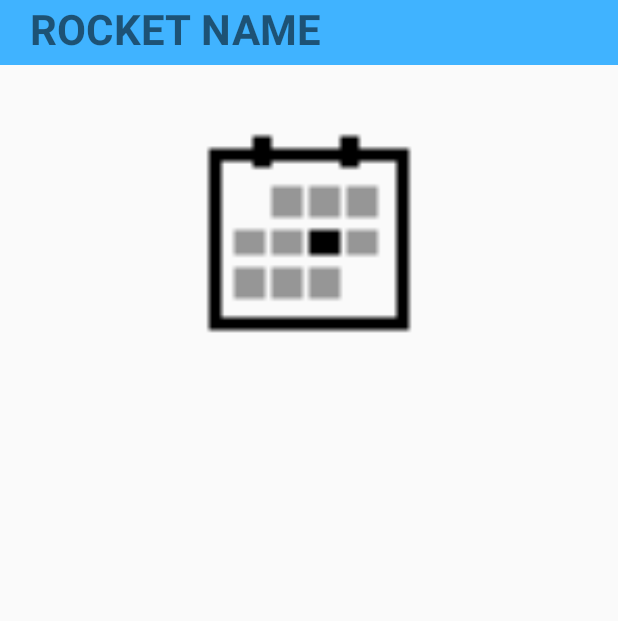
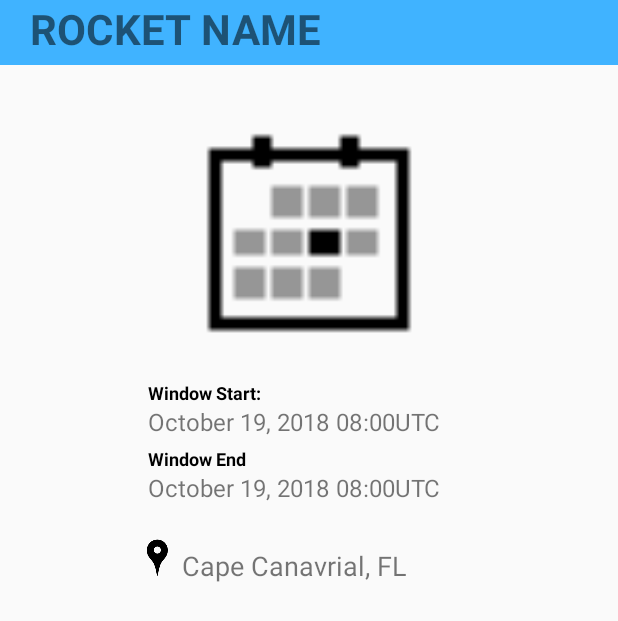
Before and after one commit to ericdgood/WeathertoLaunch, an Android app: the layout rocket_detail.xml on its own in the app's theme, with its tools: preview values and no code run, on a phone screen of 412 x 824 dp. Shown: the top 621 px of the screen. Run offline under Robolectric (Android 15) with nearby library versions, the phone set to English and light mode, and no system bars.

Commit message:
Added more info to detailview

```diff
--- a/app/src/main/java/com/example/edgoo/whatsgoingup/DetailView.java
+++ b/app/src/main/java/com/example/edgoo/whatsgoingup/DetailView.java
@@ -28,5 +28,17 @@ public class DetailView extends AppCompatActivity {
         Picasso.with(mContext)
                 .load(rocketImage)
                 .into(rocket_Image);
+//              GETS AND SETS ROCKET START WINDOW FROM DATA
+        String start = getIntent().getStringExtra("window_start");
+        TextView start_view = findViewById(R.id.window_start);
+        start_view.setText(start);
+//              GETS AND SETS ROCKET END WINDOW FROM DATA
+        String end = getIntent().getStringExtra("window_start");
+        TextView end_view = findViewById(R.id.window_end);
+        end_view.setText(end);
+//              GETS AND SETS ROCKET LOCATION FROM DATA
+        String loc = getIntent().getStringExtra("location");
+        TextView location = findViewById(R.id.location);
+        location.setText(loc);
     }
 }
--- a/app/src/main/java/com/example/edgoo/whatsgoingup/RocketAdapter.java
+++ b/app/src/main/java/com/example/edgoo/whatsgoingup/RocketAdapter.java
@@ -49,6 +49,9 @@ public class RocketAdapter extends RecyclerView.Adapter<RocketAdapter.ViewHolder
                 Intent intent = new Intent(mContext, DetailView.class);
                 intent.putExtra("place_name", mRockets[position].getRocket());
                 intent.putExtra("rocket_image", mRockets[position].getRocketImage());
+                intent.putExtra("window_start", mRockets[position].getWindowStart());
+                intent.putExtra("window_end", mRockets[position].getWindowEnd());
+                intent.putExtra("location", mRockets[position].getLocation());
                 mContext.startActivity(intent);
             }
         });
--- a/app/src/main/res/layout/rocket_detail.xml
+++ b/app/src/main/res/layout/rocket_detail.xml
@@ -30,4 +30,71 @@
         app:layout_constraintRight_toRightOf="parent"
         tools:src="@drawable/ic_action_calendar_day" />
 
+    <TextView
+        android:id="@+id/start_label"
+        android:layout_width="wrap_content"
+        android:layout_height="wrap_content"
+        android:text="@string/window_start"
+        app:layout_constraintTop_toBottomOf="@id/rocket_image_detail"
+        app:layout_constraintLeft_toLeftOf="@id/window_start"
+        android:textSize="12sp"
+        android:textColor="@color/titlebkg"
+        android:textStyle="bold"/>
+
+    <TextView
+        android:id="@+id/window_start"
+        android:layout_width="wrap_content"
+        android:layout_height="wrap_content"
+        app:layout_constraintTop_toBottomOf="@id/start_label"
+        app:layout_constraintRight_toRightOf="parent"
+        app:layout_constraintLeft_toLeftOf="parent"
+        android:layout_marginRight="20dp"
+        android:textSize="16sp"
+        tools:text="October 19, 2018 08:00UTC"/>
+
+    <TextView
+        android:id="@+id/end_label"
+        android:layout_width="wrap_content"
+        android:layout_height="wrap_content"
+        android:text="@string/window_end"
+        app:layout_constraintTop_toBottomOf="@id/window_start"
+        app:layout_constraintLeft_toLeftOf="@id/window_start"
+        android:textSize="12sp"
+        android:textColor="@color/titlebkg"
+        android:layout_marginTop="5dp"
+        android:textStyle="bold"/>
+
+    <TextView
+        android:id="@+id/window_end"
+        android:layout_width="wrap_content"
+        android:layout_height="wrap_content"
+        app:layout_constraintTop_toBottomOf="@id/end_label"
+        app:layout_constraintRight_toRightOf="parent"
+        app:layout_constraintLeft_toLeftOf="parent"
+        android:layout_marginRight="20dp"
+        android:textSize="16sp"
+        tools:text="October 19, 2018 08:00UTC"/>
+
+    <ImageView
+        android:id="@+id/location_img"
+        android:layout_width="wrap_content"
+        android:layout_height="wrap_content"
+        android:src="@drawable/ic_action_location"
+        android:layout_marginTop="20dp"
+        app:layout_constraintRight_toLeftOf="@id/location"
+        app:layout_constraintTop_toBottomOf="@id/window_end"/>
+
+    <TextView
+        android:id="@+id/location"
+        android:layout_width="wrap_content"
+        android:layout_height="wrap_content"
+        android:layout_marginTop="10dp"
+        app:layout_constraintRight_toRightOf="parent"
+        app:layout_constraintLeft_toLeftOf="parent"
+        app:layout_constraintTop_toTopOf="@id/location_img"
+        app:layout_constraintBottom_toBottomOf="@id/location_img"
+        android:layout_marginRight="20dp"
+        android:textSize="18sp"
+        tools:text="Cape Canavrial, FL"/>
+
 </android.support.constraint.ConstraintLayout>
--- a/app/src/main/res/values/strings.xml
+++ b/app/src/main/res/values/strings.xml
@@ -1,4 +1,6 @@
 <resources>
     <string name="app_name">Weather to Launch</string>
     <string name="dont_blast">Don\'t blast off!! Your data is coming.</string>
+    <string name="window_start">Window Start:</string>
+    <string name="window_end">Window End</string>
 </resources>
```
